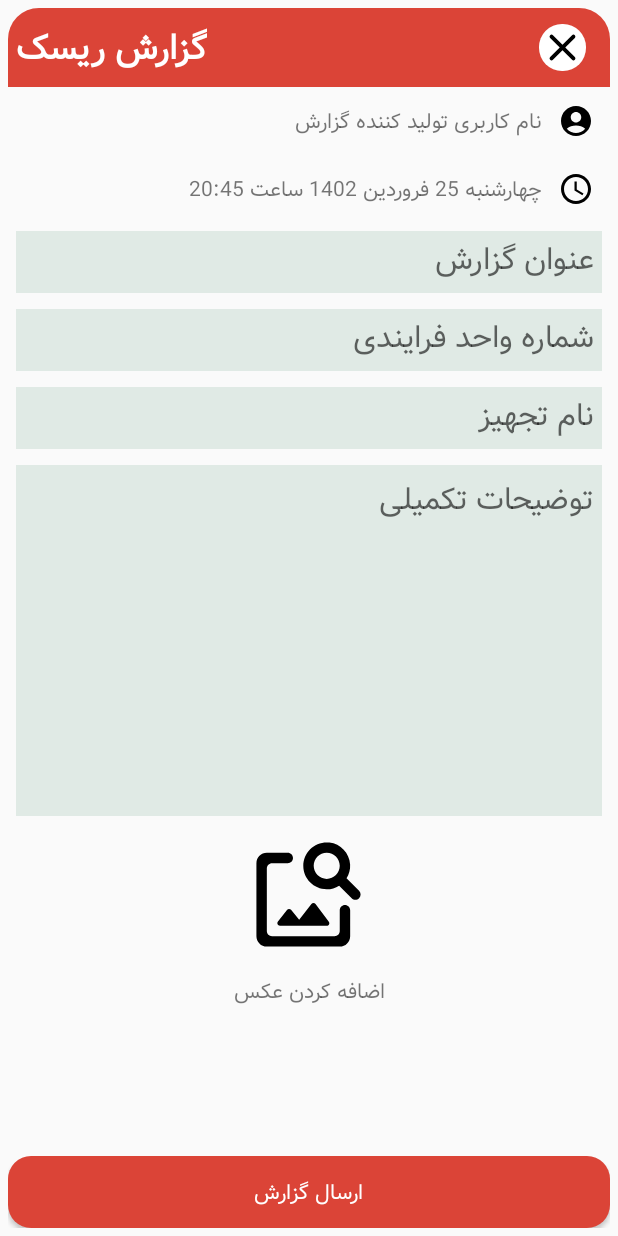
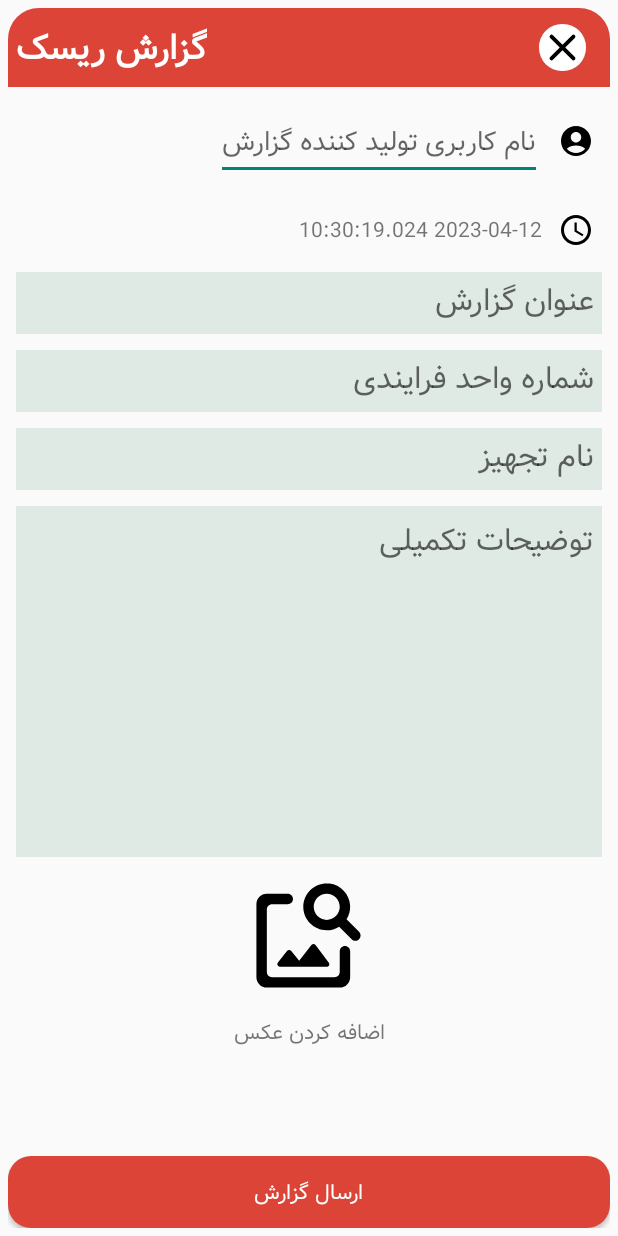
Before and after one commit to BazaiHassan/industerial_report_app, an Android app: the fragment DangerReportFragment shown on its own in the app's theme, on a phone screen of 412 x 824 dp. Run offline under Robolectric (Android 15) with nearby library versions, the phone set to English and light mode, and no system bars; our stand-ins replace sdp/ssp sizes; network calls fail; 1 statement that could not run was skipped.

Commit message:
show and create risk report are done

```diff
--- a/app/src/main/java/com/hbazai/industreport/api/ApiService.kt
+++ b/app/src/main/java/com/hbazai/industreport/api/ApiService.kt
@@ -8,7 +8,7 @@ import com.hbazai.industreport.pages.report_page.dataModel.daily.ResponseShowRep
 import com.hbazai.industreport.pages.report_page.dataModel.permit.RequestCreatePermitReport
 import com.hbazai.industreport.pages.report_page.dataModel.permit.ResponseCreatePermitReportItem
 import com.hbazai.industreport.pages.report_page.dataModel.risk.RequestCreateRiskReport
-import com.hbazai.industreport.pages.report_page.dataModel.risk.ResponseCreateRiskReportItem
+import com.hbazai.industreport.pages.report_page.dataModel.risk.ResponseShowRiskReportItem
 import com.hbazai.industreport.utils.Constants.Companion.BASE_URL
 import com.hbazai.industreport.utils.TokenContainer
 import io.reactivex.Single
@@ -38,7 +38,7 @@ interface ApiService {
 
     // Risk Report API
     @GET("reports/show_risk_reports.php")
-    fun showRiskReports():Single<List<ResponseCreateRiskReportItem>>
+    fun showRiskReports():Single<List<ResponseShowRiskReportItem>>
 
     @POST("reports/create_risk_report.php")
     fun createRiskReport(@Body riskReport: RequestCreateRiskReport):Single<ResponseCreateReport>
--- a/app/src/main/java/com/hbazai/industreport/pages/report_page/ReportFragment.kt
+++ b/app/src/main/java/com/hbazai/industreport/pages/report_page/ReportFragment.kt
@@ -11,6 +11,7 @@ import com.google.android.material.floatingactionbutton.FloatingActionButton
 import com.hbazai.industreport.R
 import com.hbazai.industreport.pages.report_page.create_forms.ChemicalReportFragment
 import com.hbazai.industreport.pages.report_page.create_forms.DailyReportFragment
+import com.hbazai.industreport.pages.report_page.create_forms.DangerReportFragment
 
 class ReportFragment : Fragment() {
 
@@ -57,7 +58,8 @@ class ReportFragment : Fragment() {
         }
 
         fabRiskReport.setOnClickListener {
-
+            val riskReportFragment = DangerReportFragment()
+            replaceFragment(riskReportFragment)
         }
 
         fabPermitReport.setOnClickListener {
--- a/app/src/main/java/com/hbazai/industreport/pages/report_page/create_forms/DangerReportFragment.kt
+++ b/app/src/main/java/com/hbazai/industreport/pages/report_page/create_forms/DangerReportFragment.kt
@@ -5,12 +5,30 @@ import androidx.fragment.app.Fragment
 import android.view.LayoutInflater
 import android.view.View
 import android.view.ViewGroup
+import android.widget.*
 import com.google.android.material.bottomnavigation.BottomNavigationView
 import com.hbazai.industreport.R
-
+import com.hbazai.industreport.pages.report_page.ReportFragment
+import com.hbazai.industreport.pages.report_page.dataModel.risk.RequestCreateRiskReport
+import com.hbazai.industreport.pages.report_page.viewModel.risk.CreateRiskReportViewModel
+import org.koin.androidx.viewmodel.ext.android.viewModel
+import java.time.LocalDate
+import java.time.LocalTime
 
 
 class DangerReportFragment : Fragment() {
+
+    private lateinit var btnClose: ImageView
+    private lateinit var btnSubmitRiskReport: Button
+    private lateinit var etUnitRiskReport: EditText
+    private lateinit var etDescriptionRiskReport: EditText
+    private lateinit var etInstrumentRiskReport: EditText
+    private lateinit var etTitleRiskReport: EditText
+    private lateinit var tvTypeRiskReport: TextView
+    private lateinit var etUserRiskReport: EditText
+    private lateinit var tvRiskDateTime: TextView
+
+    private val createRiskReportViewModel:CreateRiskReportViewModel by viewModel()
 
     override fun onCreate(savedInstanceState: Bundle?) {
         super.onCreate(savedInstanceState)
@@ -28,9 +46,49 @@ class DangerReportFragment : Fragment() {
     override fun onViewCreated(view: View, savedInstanceState: Bundle?) {
         super.onViewCreated(view, savedInstanceState)
 
-//        btnClose.setOnClickListener {
-//            findNavController().navigate(R.id.action_dangerReportFragment_to_reportFragment)
-//        }
+        btnClose = view.findViewById(R.id.btn_close_risk)
+        btnSubmitRiskReport = view.findViewById(R.id.btn_create_risk_report)
+        etUnitRiskReport = view.findViewById(R.id.et_unit_risk_report)
+        etDescriptionRiskReport = view.findViewById(R.id.et_description_risk_report)
+        etInstrumentRiskReport = view.findViewById(R.id.et_instrument_risk_report)
+        etTitleRiskReport = view.findViewById(R.id.et_title_risk_report)
+        tvTypeRiskReport = view.findViewById(R.id.risk_report_type)
+        tvRiskDateTime = view.findViewById(R.id.tv_risk_date_time)
+        etUserRiskReport = view.findViewById(R.id.et_user_risk_report)
+
+        tvRiskDateTime.text = "${LocalDate.now()} ${LocalTime.now()}"
+
+        btnClose.setOnClickListener {
+            val replaceFragment = ReportFragment()
+            replaceFragment(replaceFragment)
+        }
+
+        btnSubmitRiskReport.setOnClickListener {
+            val riskReportBody = RequestCreateRiskReport(
+                date = LocalDate.now().toString(),
+                image = "Link to image",
+                unit = etUnitRiskReport.text.toString(),
+                description = etDescriptionRiskReport.text.toString(),
+                instrumentTag = etInstrumentRiskReport.text.toString(),
+                userToken = "lsdbvcansvhbsicshaknmavesvdsv",
+                time = LocalTime.now().toString(),
+                title = etTitleRiskReport.text.toString(),
+                type = tvTypeRiskReport.text.toString(),
+                userId = etUserRiskReport.text.toString()
+            )
+
+            createRiskReportViewModel.createRiskReport(riskReportBody)
+
+            createRiskReportViewModel.createRiskReportLiveData.observe(viewLifecycleOwner){
+                if (it != null){
+                    Toast.makeText(requireContext(),it.message, Toast.LENGTH_SHORT).show()
+                }
+            }
+        }
+
+
+
+
     }
 
     override fun onStart() {
@@ -39,4 +97,18 @@ class DangerReportFragment : Fragment() {
         view.visibility = View.GONE
     }
 
+    private fun replaceFragment(fragment: Fragment) {
+        val fragmentManager = parentFragmentManager
+        val fragmentTransaction = fragmentManager.beginTransaction()
+        // set custom animation for the fragment transition
+        fragmentTransaction.setCustomAnimations(
+            R.anim.slide_in,
+            R.anim.slide_out,
+            R.anim.slide_in,
+            R.anim.slide_out,
+        )
+        fragmentTransaction.replace(R.id.flFragment, fragment)
+        fragmentTransaction.commit()
+    }
+
 }
--- a/app/src/main/java/com/hbazai/industreport/pages/report_page/dataModel/risk/ResponseCreateRiskReport.kt
+++ b/app/src/main/java/com/hbazai/industreport/pages/report_page/dataModel/risk/ResponseShowRiskReport.kt
@@ -2,13 +2,13 @@ package com.hbazai.industreport.pages.report_page.dataModel.risk
 
 import com.google.gson.annotations.SerializedName
 
-data class ResponseCreateRiskReport(
+data class ResponseShowRiskReport(
 
 	@field:SerializedName("ResponseCreateRiskReport")
-	val responseCreateRiskReport: List<ResponseCreateRiskReportItem?>? = null
+	val responseCreateRiskReport: List<ResponseShowRiskReportItem?>? = null
 )
 
-data class ResponseCreateRiskReportItem(
+data class ResponseShowRiskReportItem(
 
 	@field:SerializedName("date")
 	val date: String? = null,
--- a/app/src/main/res/layout/activity_main.xml
+++ b/app/src/main/res/layout/activity_main.xml
@@ -22,7 +22,10 @@
         android:layout_width="match_parent"
         android:layout_height="wrap_content"
         android:background="@color/white"
+        app:itemTextColor="@color/google_green"
+        app:itemIconTint="@color/google_green"
         android:layoutDirection="rtl"
+        android:contextClickable="false"
         app:layout_constraintBottom_toBottomOf="parent"
         app:layout_constraintEnd_toEndOf="parent"
         app:layout_constraintStart_toStartOf="parent"
--- a/app/src/main/res/layout/fragment_danger_report.xml
+++ b/app/src/main/res/layout/fragment_danger_report.xml
@@ -22,23 +22,24 @@
             android:padding="@dimen/_4sdp">
 
             <ImageView
-                android:background="@drawable/bg_btn"
-                android:id="@+id/btn_close"
+                android:id="@+id/btn_close_risk"
                 android:layout_width="@dimen/_24sdp"
                 android:layout_height="@dimen/_24sdp"
                 android:layout_alignParentStart="true"
                 android:layout_centerVertical="true"
                 android:layout_marginStart="@dimen/_8sdp"
                 android:layout_marginTop="@dimen/_8sdp"
+                android:background="@drawable/bg_btn"
                 android:src="@drawable/ic_close" />
 
             <TextView
+                android:id="@+id/risk_report_type"
                 android:layout_width="wrap_content"
                 android:layout_height="wrap_content"
                 android:layout_alignParentEnd="true"
                 android:layout_centerVertical="true"
+                android:text="گزارش ریسک"
                 android:textColor="@color/white"
-                android:text="گزارش ریسک"
                 android:textSize="@dimen/_18sdp"
                 android:textStyle="bold" />
         </RelativeLayout>
@@ -67,13 +68,14 @@
                         android:layout_centerVertical="true"
                         android:src="@drawable/ic_user" />
 
-                    <TextView
+                    <EditText
+                        android:id="@+id/et_user_risk_report"
                         android:layout_width="wrap_content"
                         android:layout_height="wrap_content"
                         android:layout_centerVertical="true"
                         android:layout_marginStart="@dimen/_8sdp"
                         android:layout_toEndOf="@+id/user_icon"
-                        android:text="نام کاربری تولید کننده گزارش" />
+                        android:hint="نام کاربری تولید کننده گزارش" />
                 </RelativeLayout>
 
                 <RelativeLayout
@@ -91,15 +93,17 @@
                         android:src="@drawable/ic_time" />
 
                     <TextView
+                        android:id="@+id/tv_risk_date_time"
                         android:layout_width="wrap_content"
                         android:layout_height="wrap_content"
                         android:layout_centerVertical="true"
                         android:layout_marginStart="@dimen/_8sdp"
                         android:layout_toEndOf="@+id/time_icon"
-                        android:text="چهارشنبه 25 فروردین 1402 ساعت 20:45" />
+                        android:text="تاریخ ثبت گزارش" />
                 </RelativeLayout>
 
                 <EditText
+                    android:id="@+id/et_title_risk_report"
                     android:layout_width="match_parent"
                     android:layout_height="@dimen/_32sdp"
                     android:layout_margin="@dimen/_4sdp"
@@ -110,6 +114,7 @@
                     android:textSize="@dimen/_16sdp" />
 
                 <EditText
+                    android:id="@+id/et_unit_risk_report"
                     android:layout_width="match_parent"
                     android:layout_height="@dimen/_32sdp"
                     android:layout_margin="@dimen/_4sdp"
@@ -120,6 +125,7 @@
                     android:textSize="@dimen/_16sdp" />
 
                 <EditText
+                    android:id="@+id/et_instrument_risk_report"
                     android:layout_width="match_parent"
                     android:layout_height="@dimen/_32sdp"
                     android:layout_margin="@dimen/_4sdp"
@@ -130,6 +136,7 @@
                     android:textSize="@dimen/_16sdp" />
 
                 <EditText
+                    android:id="@+id/et_description_risk_report"
                     android:layout_width="match_parent"
                     android:layout_height="@dimen/_180sdp"
                     android:layout_margin="@dimen/_4sdp"
@@ -150,8 +157,8 @@
                 <TextView
                     android:layout_width="wrap_content"
                     android:layout_height="wrap_content"
+                    android:layout_gravity="center_horizontal"
                     android:layout_margin="@dimen/_4sdp"
-                    android:layout_gravity="center_horizontal"
                     android:layout_marginStart="@dimen/_8sdp"
                     android:text="اضافه کردن عکس" />
 
@@ -162,13 +169,14 @@
     </LinearLayout>
 
     <Button
+        android:id="@+id/btn_create_risk_report"
         android:layout_width="match_parent"
         android:layout_height="wrap_content"
         android:layout_gravity="bottom"
-        android:textColor="@color/white"
+        android:background="@drawable/bg_btn"
         android:backgroundTint="@color/google_red"
-        android:background="@drawable/bg_btn"
-        android:text="ارسال گزارش" />
+        android:text="ارسال گزارش"
+        android:textColor="@color/white" />
 
 
 </FrameLayout>
```
Also changed, not shown: app/src/main/java/com/hbazai/industreport/di/App.kt (+17 -0 lines), app/src/main/java/com/hbazai/industreport/pages/report_page/adapter/RiskReportAdapter.kt (added, +79 -0 lines), app/src/main/java/com/hbazai/industreport/pages/report_page/dataSource/risk/CreateRiskReportDataSource.kt (added, +9 -0 lines), app/src/main/java/com/hbazai/industreport/pages/report_page/dataSource/risk/RemoteCreateRiskReportDataSource.kt (added, +12 -0 lines), app/src/main/java/com/hbazai/industreport/pages/report_page/dataSource/risk/RemoteShowRiskReportsDataSource.kt (added, +11 -0 lines), app/src/main/java/com/hbazai/industreport/pages/report_page/dataSource/risk/ShowRiskReportsDataSource.kt (added, +8 -0 lines), app/src/main/java/com/hbazai/industreport/pages/report_page/repository/risk/CreateRiskReportRepository.kt (added, +9 -0 lines), app/src/main/java/com/hbazai/industreport/pages/report_page/repository/risk/ImplCreateRiskReportRepository.kt (added, +12 -0 lines), app/src/main/java/com/hbazai/industreport/pages/report_page/repository/risk/ImplShowRiskReportsRepository.kt (added, +11 -0 lines), app/src/main/java/com/hbazai/industreport/pages/report_page/repository/risk/ShowRiskReportsRepository.kt (added, +8 -0 lines), app/src/main/java/com/hbazai/industreport/pages/report_page/tabs/TabRiskFragment.kt (+29 -33 lines), app/src/main/java/com/hbazai/industreport/pages/report_page/viewModel/risk/CreateRiskReportViewModel.kt (added, +41 -0 lines), app/src/main/java/com/hbazai/industreport/pages/report_page/viewModel/risk/ShowRiskReportsViewModel.kt (added, +41 -0 lines), app/src/main/res/layout/fragment_tab_risk.xml (+3 -4 lines).
